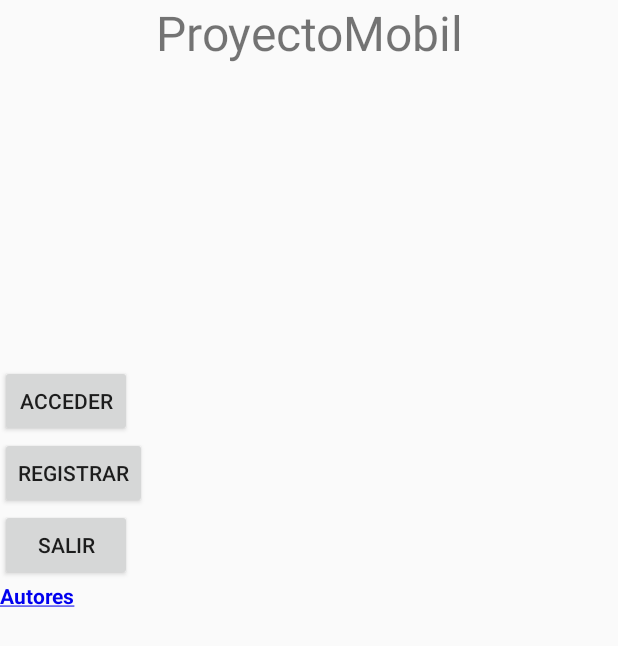
After one commit to cess1/ProyectoMobil, an Android app: the layout activity_principal.xml on its own in the app's theme, with its tools: preview values and no code run, on a phone screen of 412 x 824 dp. The commit adds this screen. Shown: the top 646 px of the screen. Run offline under Robolectric (Android 15) with nearby library versions, the phone set to English and light mode, and no system bars.

Commit message:
avance principal layout

```diff
--- /dev/null
+++ b/app/src/main/res/layout/activity_principal.xml
@@ -0,0 +1,45 @@
+<?xml version="1.0" encoding="utf-8"?>
+<LinearLayout xmlns:android="http://schemas.android.com/apk/res/android"
+    xmlns:app="http://schemas.android.com/apk/res-auto"
+    xmlns:tools="http://schemas.android.com/tools"
+    android:layout_width="match_parent"
+    android:layout_height="match_parent"
+    tools:context=".PrincipalActivity"
+    android:orientation="vertical">
+
+    <TextView
+        android:layout_width="match_parent"
+        android:layout_height="wrap_content"
+        android:text="@string/app_name"
+        android:gravity="center"
+        android:textSize="32dp"
+        />
+
+    <ImageView
+        android:layout_width="200dp"
+        android:layout_height="200dp" />
+
+    <Button
+        android:layout_width="wrap_content"
+        android:layout_height="wrap_content"
+        android:text="@string/acceder"/>
+
+    <Button
+        android:layout_width="wrap_content"
+        android:layout_height="wrap_content"
+        android:text="@string/registrar"/>
+
+    <Button
+        android:layout_width="wrap_content"
+        android:layout_height="wrap_content"
+        android:text="@string/salir"/>
+
+    <TextView
+        android:layout_width="wrap_content"
+        android:layout_height="wrap_content"
+        android:text="@string/autores"
+        android:textStyle="bold"
+        android:textColor="@color/blue"
+        />
+
+</LinearLayout>
--- a/app/src/main/res/values/colors.xml
+++ b/app/src/main/res/values/colors.xml
@@ -7,4 +7,5 @@
     <color name="teal_700">#FF018786</color>
     <color name="black">#FF000000</color>
     <color name="white">#FFFFFFFF</color>
+    <color name="blue">#0000EE</color>
 </resources>
--- a/app/src/main/res/values/strings.xml
+++ b/app/src/main/res/values/strings.xml
@@ -1,3 +1,7 @@
 <resources>
     <string name="app_name">ProyectoMobil</string>
+    <string name="acceder">Acceder</string>
+    <string name="registrar">Registrar</string>
+    <string name="salir">Salir</string>
+    <string name="autores"><u>Autores</u></string>
 </resources>
```
Also changed, not shown: app/src/main/AndroidManifest.xml (+1 -7 lines), app/src/main/java/com/example/proyectomobil/MainActivity.kt (deleted, +0 -46 lines), app/src/main/java/com/example/proyectomobil/PrincipalActivity.kt (renamed from app/src/main/java/com/example/proyectomobil/inicio.kt, +2 -5 lines), app/src/main/java/com/example/proyectomobil/menu.kt (deleted, +0 -15 lines), app/src/main/java/com/example/proyectomobil/ui/theme/Color.kt (deleted, +0 -11 lines), app/src/main/java/com/example/proyectomobil/ui/theme/Theme.kt (deleted, +0 -70 lines), app/src/main/java/com/example/proyectomobil/ui/theme/Type.kt (deleted, +0 -34 lines), app/src/main/res/layout/activity_inicio.xml (deleted, +0 -9 lines), app/src/main/res/layout/activity_menu.xml (deleted, +0 -9 lines).
